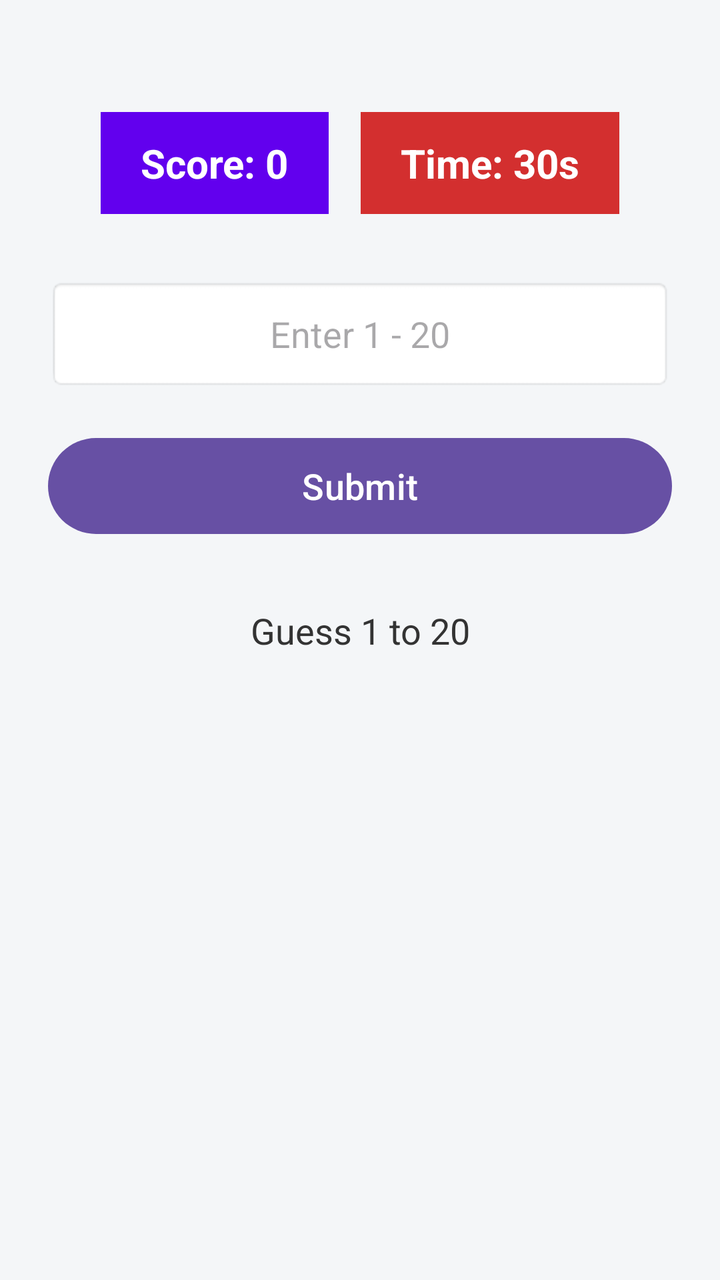
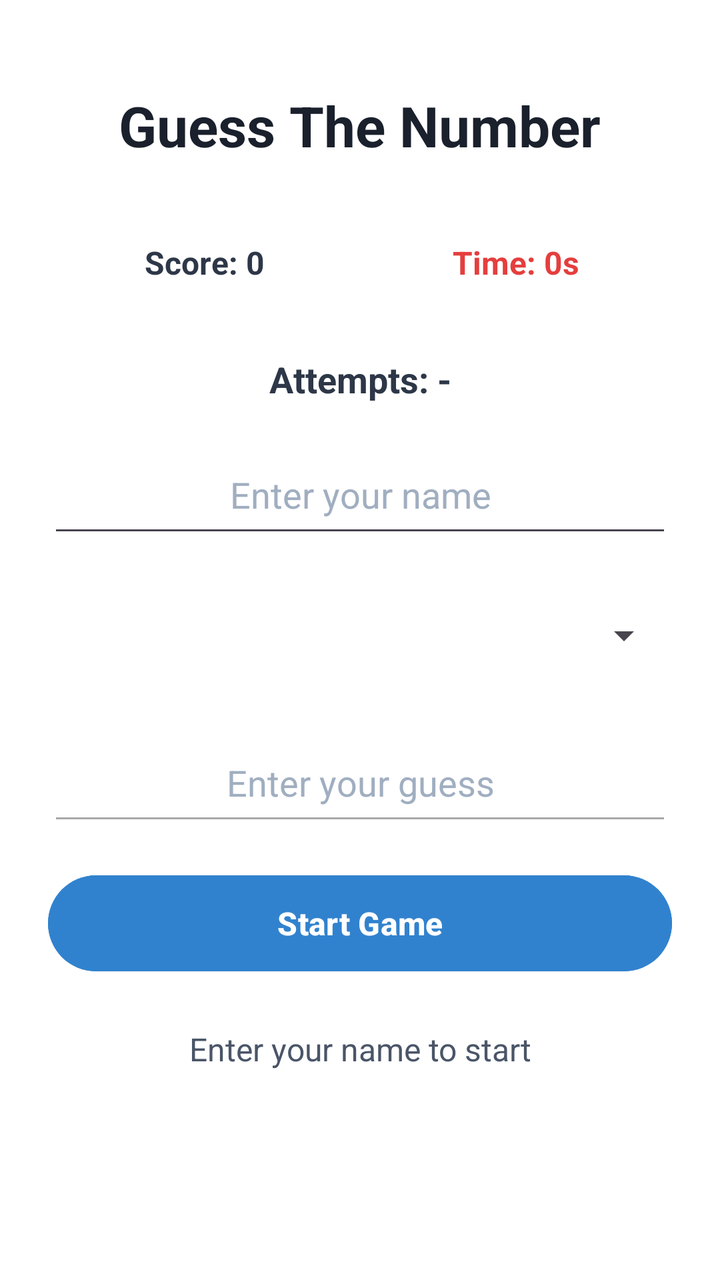

Compare the two renders of this Android layout. The source of the first and the diff that turns it into the second are given below.
<!-- AndroidManifest.xml: application theme Theme.NewProject1 -->
<!-- res/layout/activity_main.xml -->
<?xml version="1.0" encoding="utf-8"?>
<LinearLayout xmlns:android="http://schemas.android.com/apk/res/android"
    android:layout_width="match_parent"
    android:layout_height="match_parent"
    android:orientation="vertical"
    android:padding="24dp"
    android:gravity="center_horizontal"
    android:background="#F4F6F8">

    <LinearLayout
        android:layout_width="match_parent"
        android:layout_height="wrap_content"
        android:orientation="horizontal"
        android:layout_marginTop="32dp"
        android:layout_marginBottom="32dp"
        android:gravity="center">

        <TextView
            android:id="@+id/txtScore"
            android:layout_width="wrap_content"
            android:layout_height="wrap_content"
            android:background="#6200EE"
            android:paddingHorizontal="20dp"
            android:paddingVertical="12dp"
            android:text="Score: 0"
            android:textColor="#FFFFFF"
            android:textSize="20sp"
            android:textStyle="bold"
            android:layout_marginRight="8dp"/>

        <TextView
            android:id="@+id/txtTimer"
            android:layout_width="wrap_content"
            android:layout_height="wrap_content"
            android:background="#D32F2F"
            android:paddingHorizontal="20dp"
            android:paddingVertical="12dp"
            android:text="Time: 30s"
            android:textColor="#FFFFFF"
            android:textSize="20sp"
            android:textStyle="bold"
            android:layout_marginLeft="8dp"/>

    </LinearLayout>

    <EditText
        android:id="@+id/editNum"
        android:layout_width="match_parent"
        android:layout_height="56dp"
        android:layout_marginBottom="20dp"
        android:background="@android:drawable/editbox_background"
        android:hint="Enter 1 - 20"
        android:inputType="number"
        android:padding="12dp"
        android:textAlignment="center"
        android:textSize="18sp" />

    <Button
        android:id="@+id/btnSend"
        android:layout_width="match_parent"
        android:layout_height="56dp"
        android:layout_marginBottom="32dp"
        android:text="Submit"
        android:textSize="18sp" />

    <TextView
        android:id="@+id/txtInfo"
        android:layout_width="match_parent"
        android:layout_height="wrap_content"
        android:text="Guess 1 to 20"
        android:textAlignment="center"
        android:textColor="#333333"
        android:textSize="18sp" />

</LinearLayout>
<!-- resources referenced by this layout -->
<resources>
  <style name="Theme.NewProject1" parent="Base.Theme.NewProject1" />
  <style name="Base.Theme.NewProject1" parent="Theme.Material3.DayNight.NoActionBar">
          
          
      </style>
</resources>

<!-- the commit's change to res/layout/activity_main.xml (unified diff, before → after) -->
@@ -1,75 +1,120 @@
 <?xml version="1.0" encoding="utf-8"?>
-<LinearLayout xmlns:android="http://schemas.android.com/apk/res/android"
+<ScrollView xmlns:android="http://schemas.android.com/apk/res/android"
     android:layout_width="match_parent"
     android:layout_height="match_parent"
-    android:orientation="vertical"
-    android:padding="24dp"
-    android:gravity="center_horizontal"
-    android:background="#F4F6F8">
+    android:background="#FFFFFF">
 
     <LinearLayout
         android:layout_width="match_parent"
         android:layout_height="wrap_content"
-        android:orientation="horizontal"
-        android:layout_marginTop="32dp"
-        android:layout_marginBottom="32dp"
-        android:gravity="center">
+        android:orientation="vertical"
+        android:padding="24dp"
+        android:gravity="center_horizontal">
 
         <TextView
-            android:id="@+id/txtScore"
             android:layout_width="wrap_content"
             android:layout_height="wrap_content"
-            android:background="#6200EE"
-            android:paddingHorizontal="20dp"
-            android:paddingVertical="12dp"
-            android:text="Score: 0"
-            android:textColor="#FFFFFF"
-            android:textSize="20sp"
-            android:textStyle="bold"
-            android:layout_marginRight="8dp"/>
+            android:layout_marginTop="20dp"
+            android:layout_marginBottom="24dp"
+            android:text="Guess The Number"
+            android:textColor="#1A202C"
+            android:textSize="28sp"
+            android:textStyle="bold" />
+
+        <LinearLayout
+            android:layout_width="match_parent"
+            android:layout_height="wrap_content"
+            android:orientation="horizontal"
+            android:layout_marginBottom="20dp">
+
+            <TextView
+                android:id="@+id/txtScore"
+                android:layout_width="0dp"
+                android:layout_height="52dp"
+                android:layout_weight="1"
+                android:gravity="center"
+                android:text="Score: 0"
+                android:textColor="#2D3748"
+                android:textSize="16sp"
+                android:textStyle="bold" />
+
+            <TextView
+                android:id="@+id/txtTimer"
+                android:layout_width="0dp"
+                android:layout_height="52dp"
+                android:layout_weight="1"
+                android:gravity="center"
+                android:text="Time: 0s"
+                android:textColor="#E53E3E"
+                android:textSize="16sp"
+                android:textStyle="bold" />
+
+        </LinearLayout>
 
         <TextView
-            android:id="@+id/txtTimer"
-            android:layout_width="wrap_content"
+            android:id="@+id/txtAttempts"
+            android:layout_width="match_parent"
             android:layout_height="wrap_content"
-            android:background="#D32F2F"
-            android:paddingHorizontal="20dp"
-            android:paddingVertical="12dp"
-            android:text="Time: 30s"
-            android:textColor="#FFFFFF"
-            android:textSize="20sp"
-            android:textStyle="bold"
-            android:layout_marginLeft="8dp"/>
+            android:layout_marginBottom="16dp"
+            android:gravity="center"
+            android:text="Attempts: -"
+            android:textColor="#2D3748"
+            android:textSize="18sp"
+            android:textStyle="bold" />
+
+        <EditText
+            android:id="@+id/editName"
+            android:layout_width="match_parent"
+            android:layout_height="56dp"
+            android:layout_marginBottom="16dp"
+            android:hint="Enter your name"
+            android:inputType="textPersonName"
+            android:paddingHorizontal="16dp"
+            android:textAlignment="center"
+            android:textColor="#1A202C"
+            android:textColorHint="#A0AEC0"
+            android:textSize="18sp" />
+
+        <Spinner
+            android:id="@+id/spinnerDifficulty"
+            android:layout_width="match_parent"
+            android:layout_height="56dp"
+            android:layout_marginBottom="16dp"
+            android:minHeight="48dp" />
+
+        <EditText
+            android:id="@+id/editNum"
+            android:layout_width="match_parent"
+            android:layout_height="56dp"
+            android:layout_marginBottom="16dp"
+            android:enabled="false"
+            android:hint="Enter your guess"
+            android:inputType="number"
+            android:paddingHorizontal="16dp"
+            android:textAlignment="center"
+            android:textColor="#1A202C"
+            android:textColorHint="#A0AEC0"
+            android:textSize="18sp" />
+
+        <Button
+            android:id="@+id/btnSend"
+            android:layout_width="match_parent"
+            android:layout_height="56dp"
+            android:layout_marginBottom="24dp"
+            android:backgroundTint="#3182CE"
+            android:text="Start Game"
+            android:textSize="16sp"
+            android:textStyle="bold" />
+
+        <TextView
+            android:id="@+id/txtInfo"
+            android:layout_width="match_parent"
+            android:layout_height="wrap_content"
+            android:gravity="center"
+            android:text="Enter your name to start"
+            android:textColor="#4A5568"
+            android:textSize="16sp" />
 
     </LinearLayout>
 
-    <EditText
-        android:id="@+id/editNum"
-        android:layout_width="match_parent"
-        android:layout_height="56dp"
-        android:layout_marginBottom="20dp"
-        android:background="@android:drawable/editbox_background"
-        android:hint="Enter 1 - 20"
-        android:inputType="number"
-        android:padding="12dp"
-        android:textAlignment="center"
-        android:textSize="18sp" />
-
-    <Button
-        android:id="@+id/btnSend"
-        android:layout_width="match_parent"
-        android:layout_height="56dp"
-        android:layout_marginBottom="32dp"
-        android:text="Submit"
-        android:textSize="18sp" />
-
-    <TextView
-        android:id="@+id/txtInfo"
-        android:layout_width="match_parent"
-        android:layout_height="wrap_content"
-        android:text="Guess 1 to 20"
-        android:textAlignment="center"
-        android:textColor="#333333"
-        android:textSize="18sp" />
-
-</LinearLayout>
+</ScrollView>
